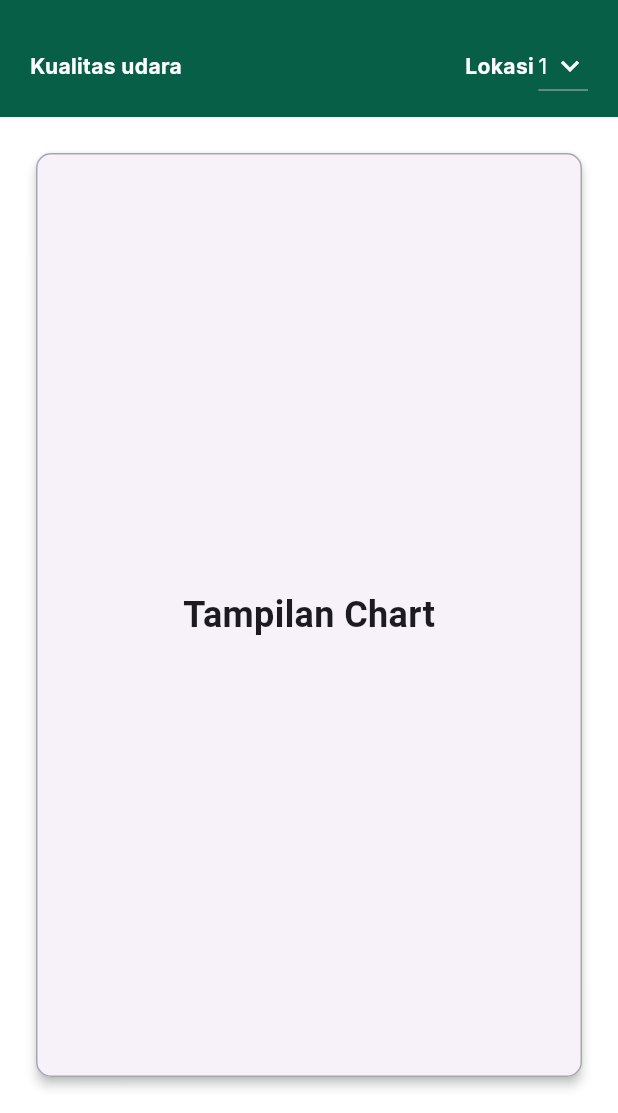
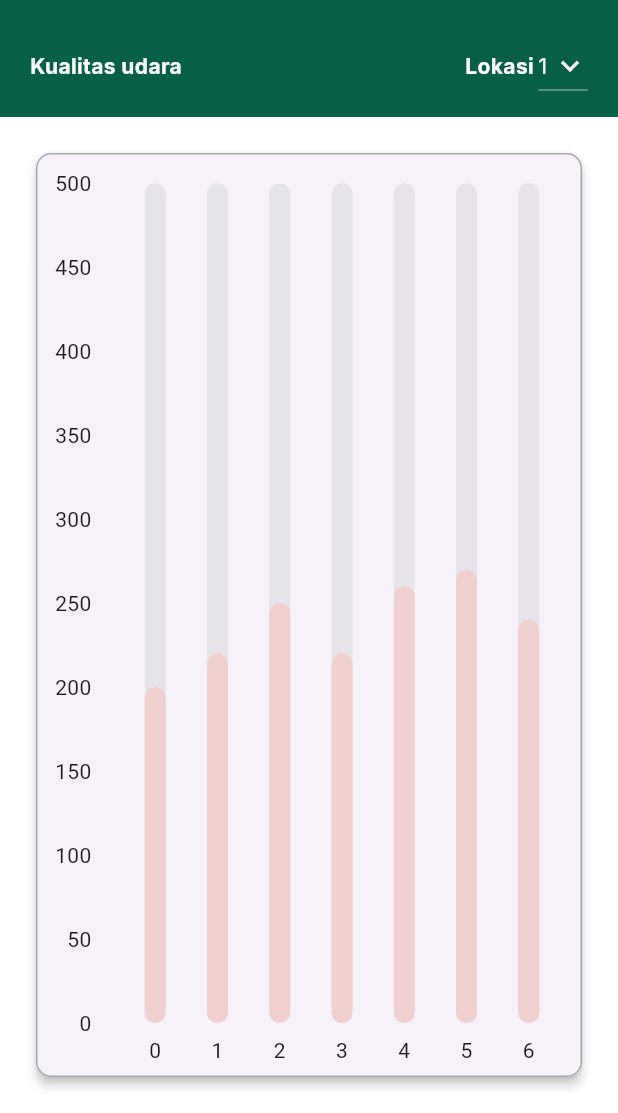
Before and after one commit to fadiaskeyn/inovokasi_iqacs_duck, a Flutter app: the DashboardPage screen opened by its route, swiped to page 2, on a phone screen of 412 x 824 dp, the part 123-1236 px from its top. Run offline on Flutter 3.47's test engine with Material 3 defaults, Android fonts, the light colour scheme and no system bars; drawn by our look-alikes of fl_chart; our stand-ins replace google_fonts; network calls fail.

Commit message:
added chart with fl_chart package

```diff
--- a/lib/Screens/dashboard_page.dart
+++ b/lib/Screens/dashboard_page.dart
@@ -1,6 +1,7 @@
 import 'package:flutter/material.dart';
 import 'package:mobile_gmf/Screens/Settings_page.dart';
 import 'package:mobile_gmf/Theme.dart';
+import 'package:mobile_gmf/Widgets/chart/bar_graph.dart';
 import 'package:mobile_gmf/services/api_services.dart';
 import 'package:mobile_gmf/Models/gas_reading.dart';
 import 'dart:async';
@@ -77,6 +78,15 @@ class _DashboardPageState extends State<DashboardPage> {
     '3',
     '4',
   ];
+
+  List<double> weeklySummary = [
+    200.0,
+    220.0,
+    250.0,
+    220.0,
+    260.0,
+    270.0,
+    240.0];
 
   @override
   Widget build(BuildContext context) {
@@ -184,7 +194,6 @@ class _DashboardPageState extends State<DashboardPage> {
                                 children: [
                                   Row(
                                     children: [
-
                                       SizedBox(width: 1),
                                       Column(
                                         crossAxisAlignment:
@@ -196,17 +205,21 @@ class _DashboardPageState extends State<DashboardPage> {
                                           Row(
                                             children: [
                                               Text('$temperature',
-                                                  style: blackTextStyle.copyWith(
+                                                  style:
+                                                      blackTextStyle.copyWith(
                                                           fontSize: 33,
                                                           fontWeight: bold)),
                                               const SizedBox(
                                                 width: 5,
                                               ),
                                               Text('C',
-                                                  style: blackTextStyle.copyWith(
+                                                  style:
+                                                      blackTextStyle.copyWith(
                                                           fontSize: 33,
                                                           fontWeight: bold)),
-                                              const SizedBox(width: 80,),
+                                              const SizedBox(
+                                                width: 80,
+                                              ),
                                               Image.asset(
                                                   'assets/iconamonia.png',
                                                   height: 60,
@@ -228,7 +241,6 @@ class _DashboardPageState extends State<DashboardPage> {
                                               fontWeight: light, fontSize: 10)),
                                     ],
                                   )
-
                                 ],
                               ),
                             ),
@@ -287,13 +299,9 @@ class _DashboardPageState extends State<DashboardPage> {
                         side: BorderSide(color: greyColor, width: 1),
                       ),
                       child: Padding(
-                        padding: const EdgeInsets.all(20.0),
+                        padding: const EdgeInsets.fromLTRB(1, 20, 1, 6),
                         child: Center(
-                          child: Text(
-                            'Tampilan Chart',
-                            style: TextStyle(
-                                fontSize: 24, fontWeight: FontWeight.bold),
-                          ),
+                          child: myBarGraph(weeklySummary: weeklySummary,)
                         ),
                       ),
                     ),
@@ -344,11 +352,9 @@ class _DashboardPageState extends State<DashboardPage> {
                 const SizedBox(
                   width: 5,
                 ),
-                Text('ppm',
-                    style: blackTextStyle.copyWith(fontWeight: light)),
+                Text('ppm', style: blackTextStyle.copyWith(fontWeight: light)),
               ],
             )
-
           ],
         ),
       ),
--- /dev/null
+++ b/lib/Widgets/chart/bar_data.dart
@@ -0,0 +1,43 @@
+import 'package:mobile_gmf/Widgets/chart/individual_bar.dart';
+
+class BarData {
+  final double sunAmount;
+  final double monAmount;
+  final double tueAmount;
+  final double wedAmount;
+  final double thurAmount;
+  final double friAmount;
+  final double satAmount;
+
+  BarData({
+    required this.sunAmount,
+    required this.monAmount,
+    required this.tueAmount,
+    required this.wedAmount,
+    required this.thurAmount,
+    required this.friAmount,
+    required this.satAmount,
+  });
+
+  List<IndividualBar> barData = [];
+
+  //initialize bar data
+  void initializeBarData() {
+    barData = [
+      //sun
+      IndividualBar(x: 0, y: sunAmount),
+      //mon
+      IndividualBar(x: 1, y: monAmount),
+      //tue
+      IndividualBar(x: 2, y: tueAmount),
+      //wed
+      IndividualBar(x: 3, y: wedAmount),
+      //thur
+      IndividualBar(x: 4, y: thurAmount),
+      //fri
+      IndividualBar(x: 5, y: friAmount),
+      //sat
+      IndividualBar(x: 6, y: satAmount),
+    ];
+  }
+}
--- /dev/null
+++ b/lib/Widgets/chart/bar_graph.dart
@@ -0,0 +1,53 @@
+import 'package:fl_chart/fl_chart.dart';
+import 'package:flutter/material.dart';
+import 'package:mobile_gmf/Theme.dart';
+import 'package:mobile_gmf/Widgets/chart/bar_data.dart';
+
+class myBarGraph extends StatelessWidget {
+  final List weeklySummary; // [sunAmount...]
+
+  const myBarGraph({super.key, required this.weeklySummary});
+
+  @override
+  Widget build(BuildContext context) {
+    // initialize bar data
+    BarData myBarData = BarData(
+      sunAmount: weeklySummary[0],
+      monAmount: weeklySummary[1],
+      tueAmount: weeklySummary[2],
+      wedAmount: weeklySummary[3],
+      thurAmount: weeklySummary[4],
+      friAmount: weeklySummary[5],
+      satAmount: weeklySummary[6],
+    );
+
+    myBarData.initializeBarData();
+    return BarChart(
+      BarChartData(
+        maxY: 500,
+        minY: 0,
+        gridData: FlGridData(show: false),
+        borderData: FlBorderData(show: false),
+      titlesData: FlTitlesData(
+        rightTitles: AxisTitles(sideTitles: SideTitles(showTitles: false)),
+        topTitles: AxisTitles(sideTitles: SideTitles(showTitles: false)),
+      ),
+        barGroups: myBarData.barData.map(
+          (data) => BarChartGroupData(
+            x: data.x,
+            barRods: [
+              BarChartRodData(toY: data.y,
+              color: Color.fromRGBO(242, 207, 207, 1),
+              width: 14 ,
+              backDrawRodData: BackgroundBarChartRodData(
+                show: true,
+                toY: 500,
+                color: greyColor.withOpacity(0.2)
+              )),
+              ],
+            ),
+          ).toList(),
+        ),
+    );
+  }
+}
--- /dev/null
+++ b/lib/Widgets/chart/individual_bar.dart
@@ -0,0 +1,9 @@
+class IndividualBar {
+  final int x; //position on x axis
+  final double y; //position on y axis
+
+  IndividualBar({
+    required this.x,
+    required this.y,
+  });
+}
--- a/pubspec.yaml
+++ b/pubspec.yaml
@@ -38,6 +38,7 @@ dependencies:
   google_fonts: ^4.0.4
   http: ^1.1.0
   intl: ^0.19.0
+  fl_chart: ^0.60.0
 dev_dependencies:
   flutter_test:
     sdk: flutter
```
Also changed, not shown: pubspec.lock. Lines whose indentation alone changed are shown as unchanged.
